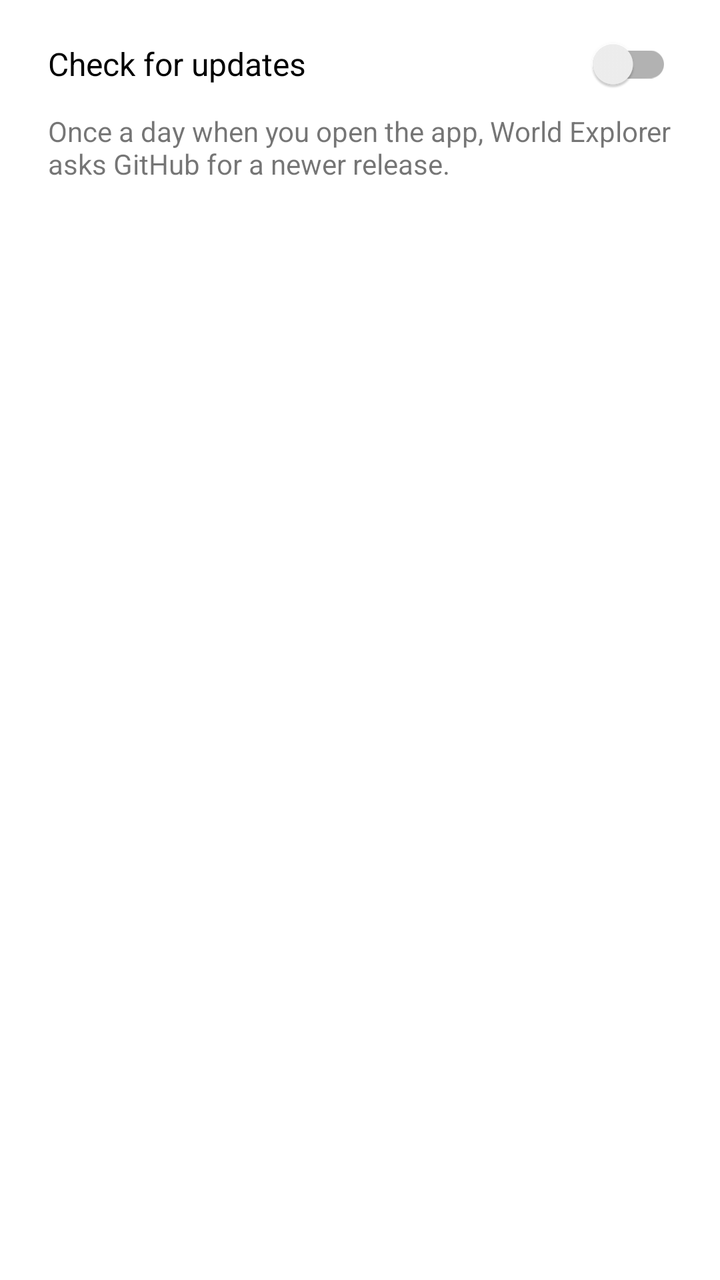
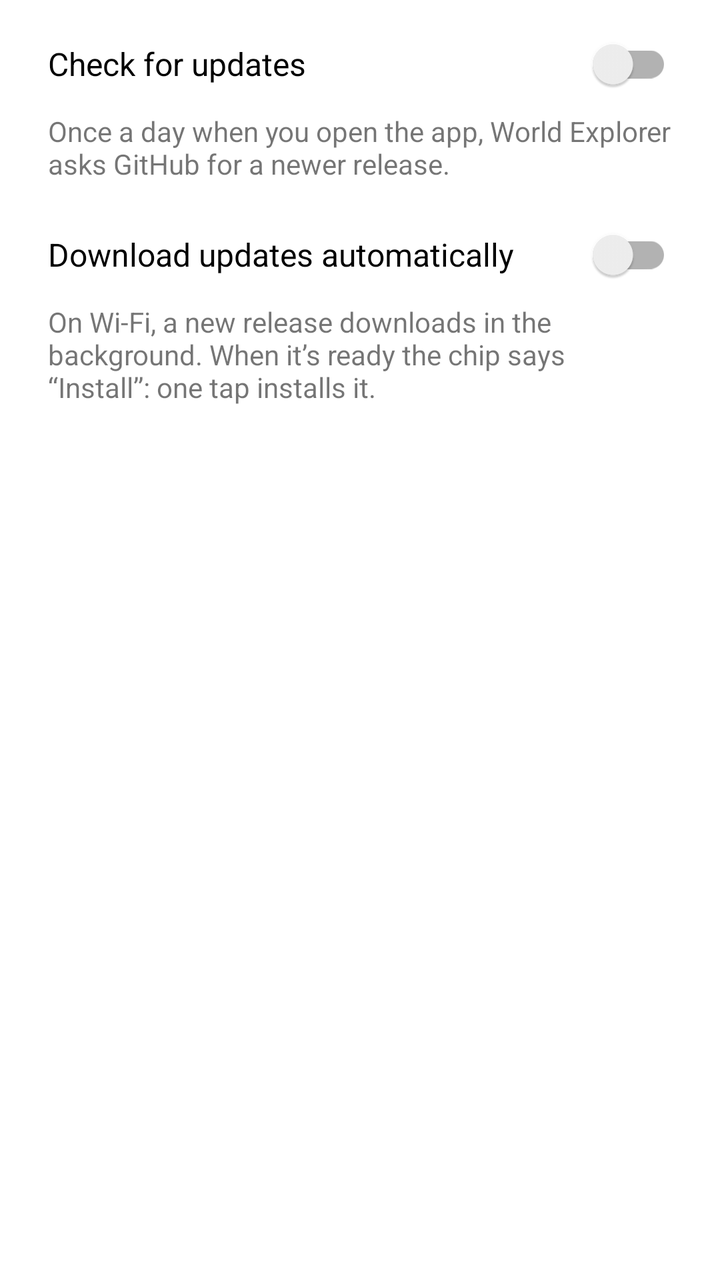

An Android layout rendered at two revisions. The XML below is the earlier revision; the diff shows what the commit changed to produce the second picture.
<!-- AndroidManifest.xml: application theme Theme.WorldExplorer -->
<!-- res/layout/dialog_settings.xml -->
<?xml version="1.0" encoding="utf-8"?>
<LinearLayout xmlns:android="http://schemas.android.com/apk/res/android"
    android:layout_width="match_parent"
    android:layout_height="wrap_content"
    android:orientation="vertical"
    android:paddingHorizontal="24dp"
    android:paddingTop="8dp">

    <androidx.appcompat.widget.SwitchCompat
        android:id="@+id/switchUpdateChecks"
        android:layout_width="match_parent"
        android:layout_height="wrap_content"
        android:minHeight="48dp"
        android:text="@string/settings_update_checks"
        android:textSize="16sp" />

    <TextView
        android:id="@+id/updateChecksSummary"
        android:layout_width="match_parent"
        android:layout_height="wrap_content"
        android:text="@string/settings_update_checks_summary"
        android:textAppearance="?android:attr/textAppearanceSmall" />

    <TextView
        android:id="@+id/versionText"
        android:layout_width="match_parent"
        android:layout_height="wrap_content"
        android:layout_marginTop="16dp"
        android:textAppearance="?android:attr/textAppearanceSmall" />
</LinearLayout>
<!-- resources referenced by this layout -->
<resources>
  <string name="settings_update_checks">Check for updates</string>
  <string name="settings_update_checks_summary">Once a day when you open the app, World Explorer asks GitHub for a newer release.</string>
  <style name="Theme.WorldExplorer" parent="Theme.MaterialComponents.DayNight.NoActionBar">
          <item name="colorPrimary">@color/primary</item>
          <item name="colorPrimaryDark">@color/primary_dark</item>
          <item name="colorAccent">@color/accent</item>
      </style>
  <color name="primary">#3F51B5</color>
  <color name="primary_dark">#303F9F</color>
  <color name="accent">#4DD0E1</color>
</resources>

<!-- the commit's change to res/layout/dialog_settings.xml (unified diff, before → after) -->
@@ -21,6 +21,22 @@
         android:text="@string/settings_update_checks_summary"
         android:textAppearance="?android:attr/textAppearanceSmall" />
 
+    <androidx.appcompat.widget.SwitchCompat
+        android:id="@+id/switchAutoDownload"
+        android:layout_width="match_parent"
+        android:layout_height="wrap_content"
+        android:layout_marginTop="12dp"
+        android:minHeight="48dp"
+        android:text="@string/settings_auto_download"
+        android:textSize="16sp" />
+
+    <TextView
+        android:id="@+id/autoDownloadSummary"
+        android:layout_width="match_parent"
+        android:layout_height="wrap_content"
+        android:text="@string/settings_auto_download_summary"
+        android:textAppearance="?android:attr/textAppearanceSmall" />
+
     <TextView
         android:id="@+id/versionText"
         android:layout_width="match_parent"
<!-- resource entries referenced after the edit -->
@@ -1,5 +1,7 @@
 <!-- resources referenced by this layout -->
 <resources>
+  <string name="settings_auto_download">Download updates automatically</string>
+  <string name="settings_auto_download_summary">On Wi‑Fi, a new release downloads in the background. When it’s ready the chip says “Install”: one tap installs it.</string>
   <string name="settings_update_checks">Check for updates</string>
   <string name="settings_update_checks_summary">Once a day when you open the app, World Explorer asks GitHub for a newer release.</string>
   <style name="Theme.WorldExplorer" parent="Theme.MaterialComponents.DayNight.NoActionBar">
